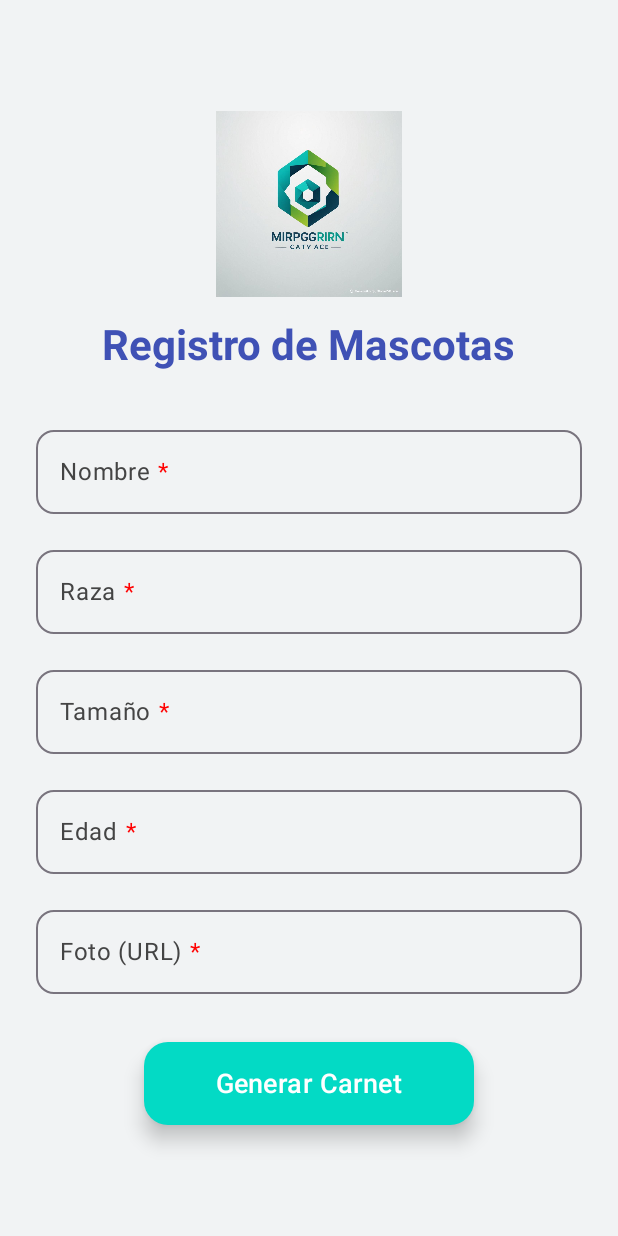
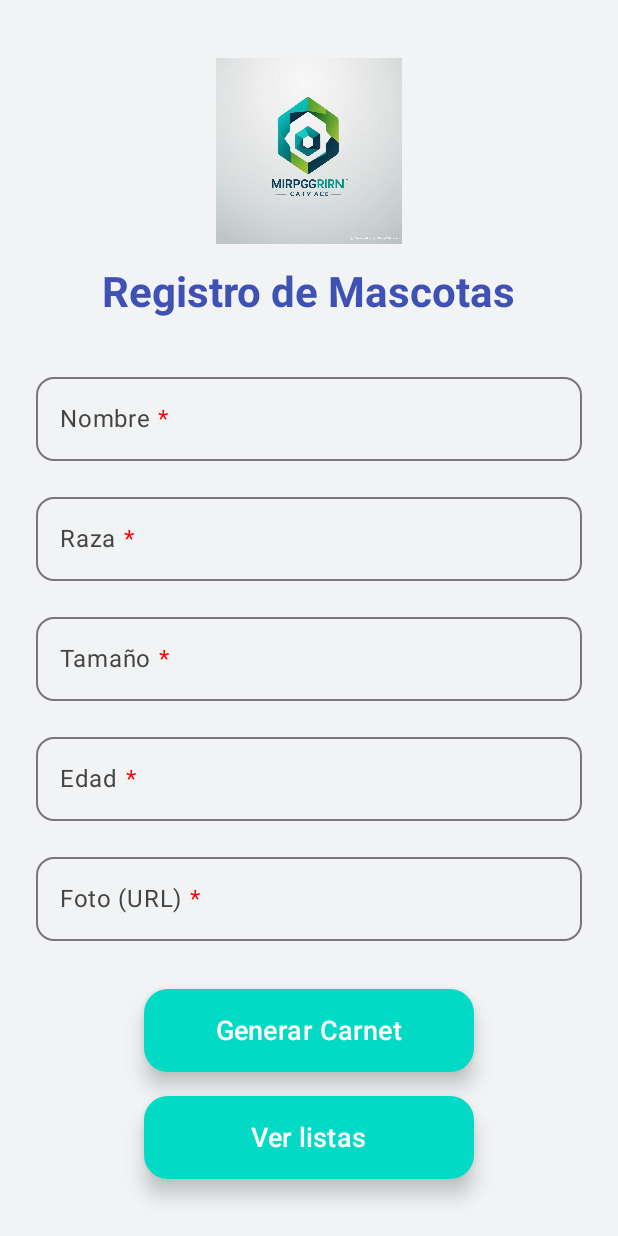
Before and after one commit to JulianSVC/CarnetDeMascotasMejorado, an Android app built with Jetpack Compose: the screen it shows after launch (MainActivity), on a phone screen of 412 x 824 dp. Run offline under Robolectric (Android 15) with nearby library versions, the phone set to English and light mode, and no system bars.

Commit message:
Mejora del sistema

```diff
--- a/app/src/main/java/com/example/mascotas_registro_para_generar_carnet/Screen/Navegacion.kt
+++ b/app/src/main/java/com/example/mascotas_registro_para_generar_carnet/Screen/Navegacion.kt
@@ -35,11 +35,9 @@ fun Navegacion() {
             val edad = backStackEntry.arguments?.getString("edad") ?: ""
             val foto = backStackEntry.arguments?.getString("foto") ?: ""
 
-            // Aquí obtenemos el ViewModel correctamente sin necesidad de pasarlo
             val registroViewModel: RegistroViewModel = viewModel()
-
-            // Ahora pasamos el ViewModel a ScreenB
             ScreenB(nombre, correo, raza, edad, foto, navController, registroViewModel)
         }
+
     }
 }
--- a/app/src/main/java/com/example/mascotas_registro_para_generar_carnet/Screen/ScreenA.kt
+++ b/app/src/main/java/com/example/mascotas_registro_para_generar_carnet/Screen/ScreenA.kt
@@ -53,8 +53,8 @@ fun ScreenA(navController: NavController) {
             text = "Registro de Mascotas",
             fontSize = 28.sp,
             fontWeight = FontWeight.Bold,
-            color = Color(0xFF3F51B5)
-        )
+            color = Color(0xFF3F51B5))
+
 
         Spacer(modifier = Modifier.height(24.dp))
 
@@ -111,5 +111,21 @@ fun ScreenA(navController: NavController) {
         ) {
             Text("Generar Carnet", color = Color.White, fontSize = 18.sp)
         }
+
+        Spacer(modifier = Modifier.height(16.dp))
+
+        Button(
+            onClick = {
+                navController.navigate("screen_b")
+            },
+            modifier = Modifier
+                .width(220.dp)
+                .height(55.dp),
+            colors = ButtonDefaults.buttonColors(containerColor = Color(0xFF03DAC5)),
+            shape = RoundedCornerShape(16.dp),
+            elevation = ButtonDefaults.buttonElevation(8.dp)
+        ) {
+            Text("Ver listas", color = Color.White, fontSize = 18.sp)
+        }
     }
 }
--- a/app/src/main/java/com/example/mascotas_registro_para_generar_carnet/Screen/ScreenB.kt
+++ b/app/src/main/java/com/example/mascotas_registro_para_generar_carnet/Screen/ScreenB.kt
@@ -66,7 +66,7 @@ fun ScreenB(
             horizontalAlignment = Alignment.CenterHorizontally
         ) {
             item {
-                Image(
+                    Image(
                     painter = painterResource(id = R.drawable.log),
                     contentDescription = "Logo",
                     modifier = Modifier.size(120.dp)
```
Also changed, not shown: app/src/main/AndroidManifest.xml (+6 -2 lines), app/src/main/java/com/example/mascotas_registro_para_generar_carnet/Screen/RegistroViewModel.kt (+12 -1 lines), app/src/main/res/drawable/error_image.jpeg (added), app/src/main/res/drawable/loading_image.gif (added).
